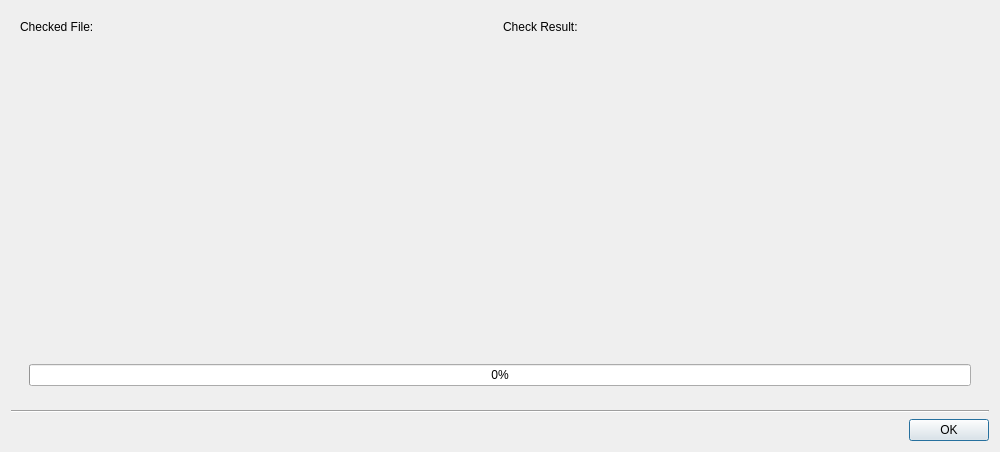
Old version of the form vms/client/nx_vms_client_desktop/src/ui/dialogs/sign_dialog.ui in the repository networkoptix/nx_open.
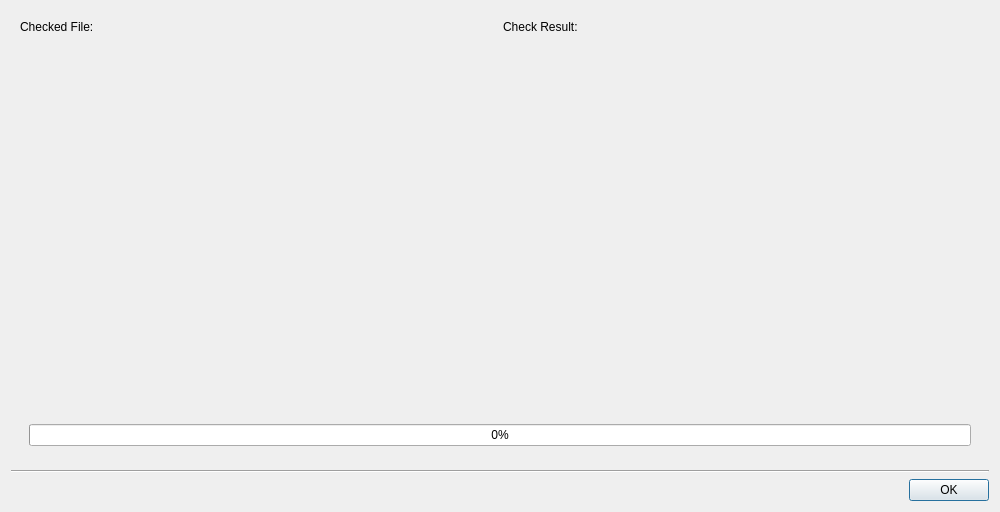
New version of the form. Custom widgets are drawn as their Qt base class.

Commit message:
VMS-13342: Enlarged Watermark (Sign) Check dialog & some minor refactorings
<==== Mercurial data ====>
Branch: vms_4.0_gui

Patch:
```diff
--- a/vms/client/nx_vms_client_desktop/src/ui/dialogs/sign_dialog.ui
+++ b/vms/client/nx_vms_client_desktop/src/ui/dialogs/sign_dialog.ui
@@ -10,13 +10,13 @@
     <x>0</x>
     <y>0</y>
     <width>1000</width>
-    <height>452</height>
+    <height>512</height>
    </rect>
   </property>
   <property name="minimumSize">
    <size>
-    <width>320</width>
-    <height>240</height>
+    <width>720</width>
+    <height>512</height>
    </size>
   </property>
   <property name="windowTitle">
```
The commit also changes 3 other files.
